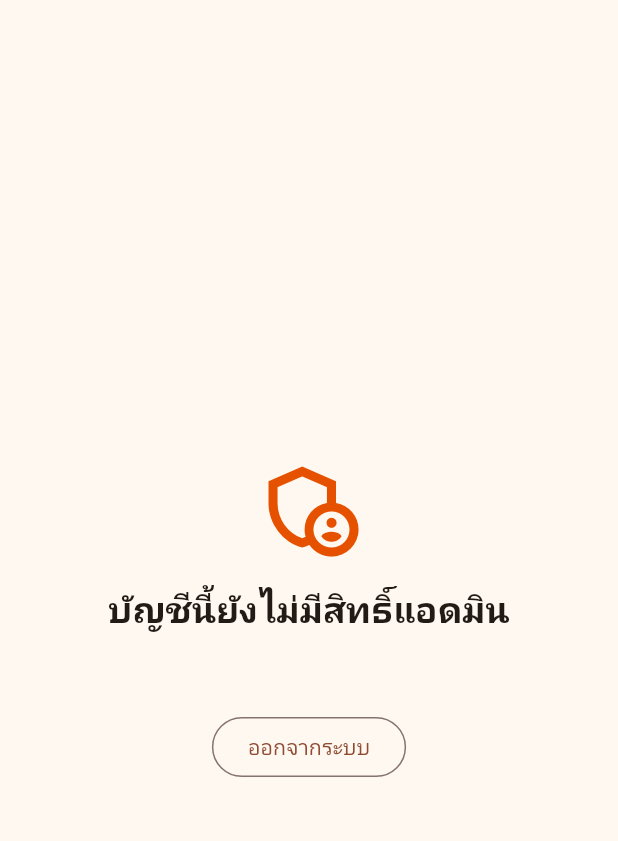
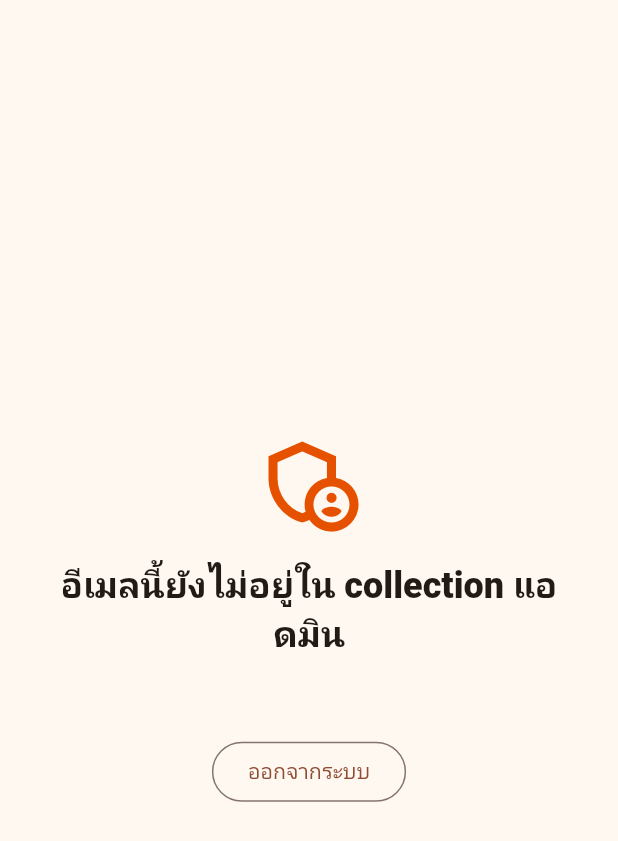
Before and after one commit to vittaya051733-boop/van4, a Flutter app: the screen it shows once a user with an empty profile is signed in, on a phone screen of 412 x 824 dp. Shown: the top 841 px of the screen. Run offline on Flutter 3.47's test engine with Material 3 defaults, Android fonts, the phone set to English and light mode, and no system bars; our stand-ins replace cloud_firestore, firebase_auth, firebase_core; accounts and stored records are empty.

Commit message:
Authenticate van4 admins via แอดมิน collection email allowlist.

```diff
--- a/lib/admin_app.dart
+++ b/lib/admin_app.dart
@@ -164,7 +164,7 @@ class _AdminLoginScreenState extends State<AdminLoginScreen> {
                       ),
                       const SizedBox(height: 8),
                       Text(
-                        'ใช้บัญชี Firebase ที่มีสิทธิ์ admin ใน collection users',
+                        'ใช้บัญชี Firebase ที่มีอีเมลอยู่ใน collection แอดมิน',
                         style: Theme.of(context).textTheme.bodyMedium?.copyWith(
                           color: const Color(0xFF6B7280),
                         ),
@@ -309,7 +309,7 @@ class _AdminAccessDeniedScreen extends StatelessWidget {
                 ),
                 const SizedBox(height: 16),
                 Text(
-                  'บัญชีนี้ยังไม่มีสิทธิ์แอดมิน',
+                  'อีเมลนี้ยังไม่อยู่ใน collection แอดมิน',
                   style: Theme.of(context).textTheme.headlineSmall?.copyWith(
                     fontWeight: FontWeight.w800,
                   ),
--- a/lib/admin_repository.dart
+++ b/lib/admin_repository.dart
@@ -17,20 +17,27 @@ class AdminRepository {
     'other_registrations',
   ];
 
+  static const String adminCollection = 'แอดมิน';
+
   static String? get _adminUid => FirebaseAuth.instance.currentUser?.uid;
 
   static Future<bool> isAdmin(String uid) async {
-    final doc = await _firestore.collection('users').doc(uid).get();
+    final email = FirebaseAuth.instance.currentUser?.email?.trim().toLowerCase();
+    if (email == null || email.isEmpty) {
+      return false;
+    }
+
+    final doc = await _firestore.collection(adminCollection).doc(email).get();
+    if (!doc.exists) {
+      return false;
+    }
+
     final data = doc.data();
     if (data == null) {
       return false;
     }
 
-    final role = (data['role'] as String?)?.trim().toLowerCase();
-    return role == 'admin' ||
-        role == 'superadmin' ||
-        (data['isAdmin'] as bool?) == true ||
-        (data['admin'] as bool?) == true;
+    return data['active'] != false;
   }
 
   static Stream<List<AdminShopRecord>> streamShops() {
```
